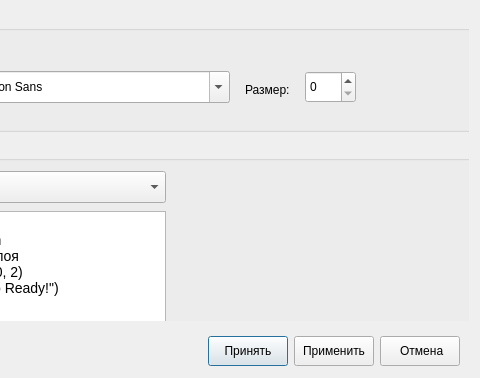
Old version of the form src/settings.ui in the repository Ivanos121/pyTorch-Studio; both pictures show x 322 to 802 and y 0 to 378 of the 802 by 378 pixel window.
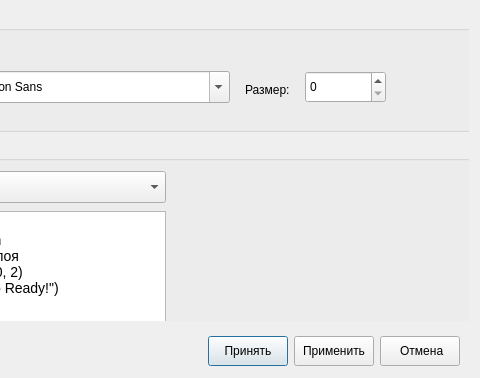
New version of the form.

```diff
--- a/src/settings.ui
+++ b/src/settings.ui
@@ -81,10 +81,22 @@
          <rect>
           <x>450</x>
           <y>60</y>
-          <width>51</width>
+          <width>81</width>
           <height>32</height>
          </rect>
         </property>
+        <property name="minimumSize">
+         <size>
+          <width>81</width>
+          <height>0</height>
+         </size>
+        </property>
+        <property name="maximumSize">
+         <size>
+          <width>81</width>
+          <height>16777215</height>
+         </size>
+        </property>
        </widget>
        <widget class="QFontComboBox" name="fontComboBoxEditor">
         <property name="geometry">
```
Left out of the diff: 2 changed lines with no effect on the pictures.
